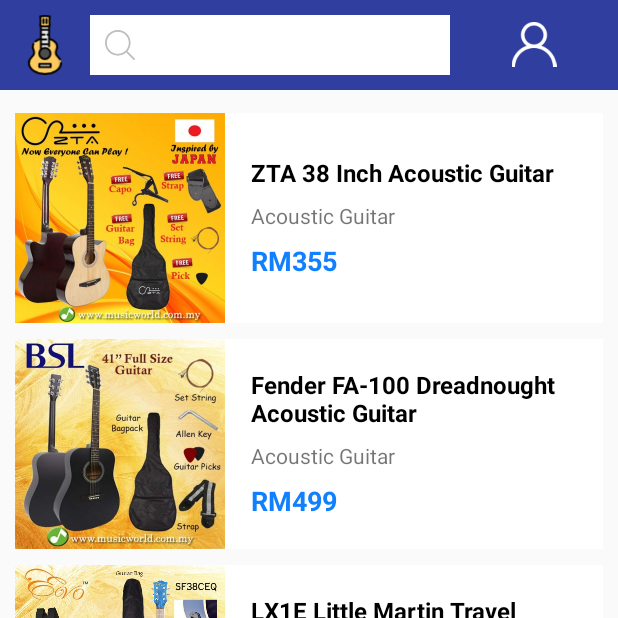
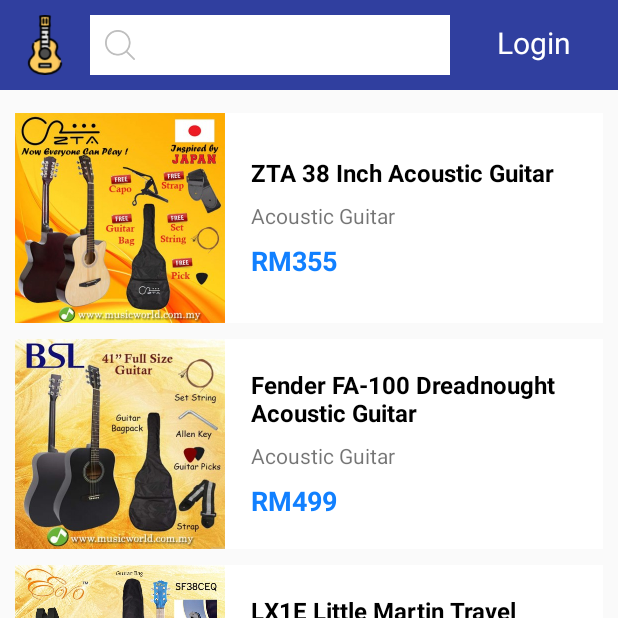
Before and after one commit to wayneng6010/guitar_story_app, an Android app: the screen it shows after launch (ItemListActivity before the commit, ItemListActivityItemList after it), on a phone screen of 412 x 824 dp, the top half of it. Run offline under Robolectric (Android 15) with nearby library versions, the phone set to English and light mode, and no system bars.

Commit message:
added login register interface

```diff
--- a/app/build.gradle
+++ b/app/build.gradle
@@ -27,4 +27,5 @@ dependencies {
     androidTestImplementation 'com.android.support.test.espresso:espresso-core:3.0.2'
     implementation 'com.android.support:support-v4:28.0.0'
     implementation 'com.android.support:recyclerview-v7:28.0.0'
+    implementation 'com.android.support:design:28.0.0'
 }
--- a/app/src/main/AndroidManifest.xml
+++ b/app/src/main/AndroidManifest.xml
@@ -9,7 +9,7 @@
         android:roundIcon="@mipmap/ic_launcher_round"
         android:supportsRtl="true"
         android:theme="@style/AppTheme">
-        <activity android:name=".ItemListActivity">
+        <activity android:name=".ItemListActivityItemList">
             <intent-filter>
                 <action android:name="android.intent.action.MAIN" />
 
@@ -18,6 +18,7 @@
         </activity>
         <activity android:name=".ItemDetailsActivity" />
         <activity android:name=".CartActivity" />
-        </application>
+        <activity android:name=".UserLoginActivity"></activity>
+    </application>
 
 </manifest>
--- a/app/src/main/java/com/inti/student/criminalintent/ItemListActivity.java
+++ b/app/src/main/java/com/inti/student/criminalintent/ItemListActivityItemList.java
@@ -2,7 +2,7 @@ package com.inti.student.criminalintent;
 
 import android.support.v4.app.Fragment;
 
-public class ItemListActivity extends SingleFragmentActivity{
+public class ItemListActivityItemList extends ItemListSingleFragmentActivity {
     @Override
     protected Fragment createFragment() {
         return new ItemListFragment();
--- a/app/src/main/java/com/inti/student/criminalintent/ItemListFragment.java
+++ b/app/src/main/java/com/inti/student/criminalintent/ItemListFragment.java
@@ -19,7 +19,7 @@ public class ItemListFragment extends Fragment {
 
     @Override
     public View onCreateView(LayoutInflater inflater, ViewGroup container, Bundle savedInstanceState) {
-        View view = inflater.inflate(R.layout.fragment_item_list, container, false);
+        View view = inflater.inflate(R.layout.recyclerview_item_list, container, false);
 
         mItemRecyclerView = (RecyclerView) view.findViewById(R.id.item_recycle_view);
         mItemRecyclerView.setLayoutManager(new LinearLayoutManager(getActivity()));
--- a/app/src/main/java/com/inti/student/criminalintent/SingleFragmentActivity.java
+++ b/app/src/main/java/com/inti/student/criminalintent/ItemListSingleFragmentActivity.java
@@ -5,14 +5,14 @@ import android.support.v4.app.Fragment;
 import android.support.v4.app.FragmentActivity;
 import android.support.v4.app.FragmentManager;
 
-public abstract class SingleFragmentActivity extends FragmentActivity {
+public abstract class ItemListSingleFragmentActivity extends FragmentActivity {
 
     protected abstract Fragment createFragment();
 
     @Override
     protected void onCreate(Bundle savedInstanceState) {
         super.onCreate(savedInstanceState);
-        setContentView(R.layout.activity_fragment);
+        setContentView(R.layout.fragment_item_list);
 
         FragmentManager fm = getSupportFragmentManager();
         Fragment fragment = fm.findFragmentById(R.id.fragment_container);
@@ -29,4 +29,9 @@ public abstract class SingleFragmentActivity extends FragmentActivity {
         android.content.Intent intent = new android.content.Intent(getBaseContext(), CartActivity.class);
         startActivity(intent);
     }
+
+    public void goToLogin(android.view.View v) {
+        android.content.Intent intent = new android.content.Intent(getBaseContext(), UserLoginActivity.class);
+        startActivity(intent);
+    }
 }
--- a/app/src/main/res/layout/activity_fragment.xml
+++ /dev/null
@@ -1,138 +0,0 @@
-<RelativeLayout xmlns:android="http://schemas.android.com/apk/res/android"
-    android:id="@+id/fragment_container"
-    android:layout_width="match_parent"
-    android:layout_height="match_parent">
-
-    <RelativeLayout
-        android:id="@+id/action_bar_layout"
-        android:layout_width="match_parent"
-        android:layout_height="60dp"
-        android:background="@color/colorPrimaryDark">
-
-        <RelativeLayout
-            android:layout_width="wrap_content"
-            android:layout_height="match_parent"
-            android:padding="10dp">
-
-            <ImageView
-                android:id="@+id/guitar_icon"
-                android:layout_width="40dp"
-                android:layout_height="match_parent"
-                android:src="@drawable/guitar_icon" />
-
-            <EditText
-                android:id="@+id/search_item_edit_view"
-                android:layout_width="240dp"
-                android:layout_height="match_parent"
-                android:layout_centerVertical="true"
-                android:layout_marginLeft="10dp"
-                android:layout_toRightOf="@+id/guitar_icon"
-                android:background="@color/white"
-                android:imeOptions="actionSearch"
-                android:inputType="text"
-                android:maxLines="1"
-                android:paddingEnd="10dp"
-                android:paddingHorizontal="10dp"
-                android:paddingLeft="40dp"
-                android:paddingRight="10dp"
-                android:paddingStart="40dp" />
-
-            <ImageView
-                android:id="@+id/search_icon"
-                android:layout_width="20dp"
-                android:layout_height="match_parent"
-                android:layout_marginLeft="20dp"
-                android:layout_toRightOf="@+id/guitar_icon"
-                android:src="@drawable/search_icon" />
-
-            <ImageView
-                android:layout_width="match_parent"
-                android:layout_height="30dp"
-                android:layout_centerVertical="true"
-                android:layout_marginLeft="10dp"
-                android:layout_toRightOf="@+id/search_item_edit_view"
-                android:src="@drawable/user_icon" />
-
-        </RelativeLayout>
-
-    </RelativeLayout>
-
-    <LinearLayout
-        android:layout_width="10dp"
-        android:layout_height="70dp">
-
-    </LinearLayout>
-
-    <RelativeLayout
-        android:layout_width="match_parent"
-        android:layout_height="60dp"
-        android:layout_alignParentBottom="true"
-        android:layout_alignParentLeft="true"
-        android:layout_alignParentStart="true"
-        android:layout_weight="1"
-        android:background="#f7f7f7"
-        android:gravity="bottom">
-
-        <RelativeLayout
-            android:id="@+id/main_purchased_item_layout"
-            android:layout_width="200dp"
-            android:layout_height="match_parent">
-
-            <RelativeLayout
-                android:layout_width="wrap_content"
-                android:layout_height="wrap_content"
-                android:layout_centerHorizontal="true">
-
-                <ImageView
-                    android:id="@+id/purchased_item_icon"
-                    android:layout_width="25dp"
-                    android:layout_height="match_parent"
-                    android:src="@drawable/purchased_item_icon" />
-
-                <TextView
-                    android:layout_width="wrap_content"
-                    android:layout_height="wrap_content"
-                    android:layout_centerVertical="true"
-                    android:layout_marginLeft="10dp"
-                    android:layout_toRightOf="@+id/purchased_item_icon"
-                    android:text="@string/item_purchase_text"
-                    android:textColor="@color/black" />
-
-            </RelativeLayout>
-
-        </RelativeLayout>
-
-        <RelativeLayout
-            android:id="@+id/main_cart_layout"
-            android:onClick="goToCart"
-            android:layout_width="200dp"
-            android:layout_height="match_parent"
-            android:layout_toRightOf="@+id/main_purchased_item_layout">
-
-            <RelativeLayout
-                android:layout_width="wrap_content"
-                android:layout_height="wrap_content"
-                android:layout_centerHorizontal="true">
-
-                <ImageView
-                    android:id="@+id/cart_icon"
-                    android:layout_width="25dp"
-                    android:layout_height="match_parent"
-                    android:src="@drawable/cart_icon" />
-
-                <TextView
-                    android:layout_width="wrap_content"
-                    android:layout_height="wrap_content"
-                    android:layout_centerVertical="true"
-                    android:layout_marginLeft="10dp"
-                    android:layout_toRightOf="@+id/cart_icon"
-                    android:text="@string/cart_text"
-                    android:textColor="@color/black" />
-
-            </RelativeLayout>
-
-        </RelativeLayout>
-
-    </RelativeLayout>
-
-</RelativeLayout>
--- a/app/src/main/res/layout/fragment_item_list.xml
+++ b/app/src/main/res/layout/fragment_item_list.xml
@@ -1,9 +1,143 @@
-<?xml version="1.0" encoding="utf-8"?>
+<RelativeLayout xmlns:android="http://schemas.android.com/apk/res/android"
+    android:id="@+id/fragment_container"
+    android:layout_width="match_parent"
+    android:layout_height="match_parent">
 
-<android.support.v7.widget.RecyclerView
-    xmlns:android="http://schemas.android.com/apk/res/android"
-    android:id="@+id/item_recycle_view"
-    android:layout_width="match_parent"
-    android:layout_height="match_parent"
-    android:layout_marginTop="70dp"
-    android:layout_marginBottom="60dp"/>
+    <RelativeLayout
+        android:id="@+id/action_bar_layout"
+        android:layout_width="match_parent"
+        android:layout_height="60dp"
+        android:background="@color/colorPrimaryDark">
+
+        <RelativeLayout
+            android:layout_width="wrap_content"
+            android:layout_height="match_parent"
+            android:padding="10dp">
+
+            <ImageView
+                android:id="@+id/guitar_icon"
+                android:layout_width="40dp"
+                android:layout_height="match_parent"
+                android:src="@drawable/guitar_icon" />
+
+            <EditText
+                android:id="@+id/search_item_edit_view"
+                android:layout_width="240dp"
+                android:layout_height="match_parent"
+                android:layout_centerVertical="true"
+                android:layout_marginLeft="10dp"
+                android:layout_toRightOf="@+id/guitar_icon"
+                android:background="@color/white"
+                android:imeOptions="actionSearch"
+                android:inputType="text"
+                android:maxLines="1"
+                android:paddingEnd="10dp"
+                android:paddingHorizontal="10dp"
+                android:paddingLeft="40dp"
+                android:paddingRight="10dp"
+                android:paddingStart="40dp" />
+
+            <ImageView
+                android:id="@+id/search_icon"
+                android:layout_width="20dp"
+                android:layout_height="match_parent"
+                android:layout_marginLeft="20dp"
+                android:layout_toRightOf="@+id/guitar_icon"
+                android:src="@drawable/search_icon" />
+
+            <TextView
+                android:layout_width="match_parent"
+                android:layout_height="30dp"
+                android:clickable="true"
+                android:onClick="goToLogin"
+                android:layout_centerVertical="true"
+                android:textAlignment="center"
+                android:layout_marginLeft="10dp"
+                android:layout_toRightOf="@+id/search_item_edit_view"
+                android:text="Login"
+                android:textSize="20sp"
+                android:textColor="@color/white"/>
+
+        </RelativeLayout>
+
+    </RelativeLayout>
+
+    <LinearLayout
+        android:layout_width="10dp"
+        android:layout_height="70dp">
+
+    </LinearLayout>
+
+    <RelativeLayout
+        android:layout_width="match_parent"
+        android:layout_height="60dp"
+        android:layout_alignParentBottom="true"
+        android:layout_alignParentLeft="true"
+        android:layout_alignParentStart="true"
+        android:layout_weight="1"
+        android:background="#f7f7f7"
+        android:gravity="bottom">
+
+        <RelativeLayout
+            android:id="@+id/main_purchased_item_layout"
+            android:layout_width="200dp"
+            android:layout_height="match_parent">
+
+            <RelativeLayout
+                android:layout_width="wrap_content"
+                android:layout_height="wrap_content"
+                android:layout_centerHorizontal="true">
+
+                <ImageView
+                    android:id="@+id/purchased_item_icon"
+                    android:layout_width="25dp"
+                    android:layout_height="match_parent"
+                    android:src="@drawable/purchased_item_icon" />
+
+                <TextView
+                    android:layout_width="wrap_content"
+                    android:layout_height="wrap_content"
+                    android:layout_centerVertical="true"
+                    android:layout_marginLeft="10dp"
+                    android:layout_toRightOf="@+id/purchased_item_icon"
+                    android:text="@string/item_purchase_text"
+                    android:textColor="@color/black" />
+
+            </RelativeLayout>
+
+        </RelativeLayout>
+
+        <RelativeLayout
+            android:id="@+id/main_cart_layout"
+            android:onClick="goToCart"
+            android:layout_width="200dp"
+            android:layout_height="match_parent"
+            android:layout_toRightOf="@+id/main_purchased_item_layout">
+
+            <RelativeLayout
+                android:layout_width="wrap_content"
+                android:layout_height="wrap_content"
+                android:layout_centerHorizontal="true">
+
+                <ImageView
+                    android:id="@+id/cart_icon"
+                    android:layout_width="25dp"
+                    android:layout_height="match_parent"
+                    android:src="@drawable/cart_icon" />
+
+                <TextView
+                    android:layout_width="wrap_content"
+                    android:layout_height="wrap_content"
+                    android:layout_centerVertical="true"
+                    android:layout_marginLeft="10dp"
+                    android:layout_toRightOf="@+id/cart_icon"
+                    android:text="@string/cart_text"
+                    android:textColor="@color/black" />
+
+            </RelativeLayout>
+
+        </RelativeLayout>
+
+    </RelativeLayout>
+
+</RelativeLayout>
--- a/app/src/main/res/layout-land/fragment_item_list.xml
+++ b/app/src/main/res/layout/recyclerview_item_list.xml
@@ -4,4 +4,6 @@
     xmlns:android="http://schemas.android.com/apk/res/android"
     android:id="@+id/item_recycle_view"
     android:layout_width="match_parent"
-    android:layout_height="match_parent" />
+    android:layout_height="match_parent"
+    android:layout_marginTop="70dp"
+    android:layout_marginBottom="60dp"/>
```
Also changed, not shown: app/src/main/java/com/inti/student/criminalintent/MySQLiteHelper.java (+20 -2 lines), app/src/main/java/com/inti/student/criminalintent/UserLoginActivity.java (added, +51 -0 lines), app/src/main/res/layout/activity_user_login.xml (added, +308 -0 lines).
